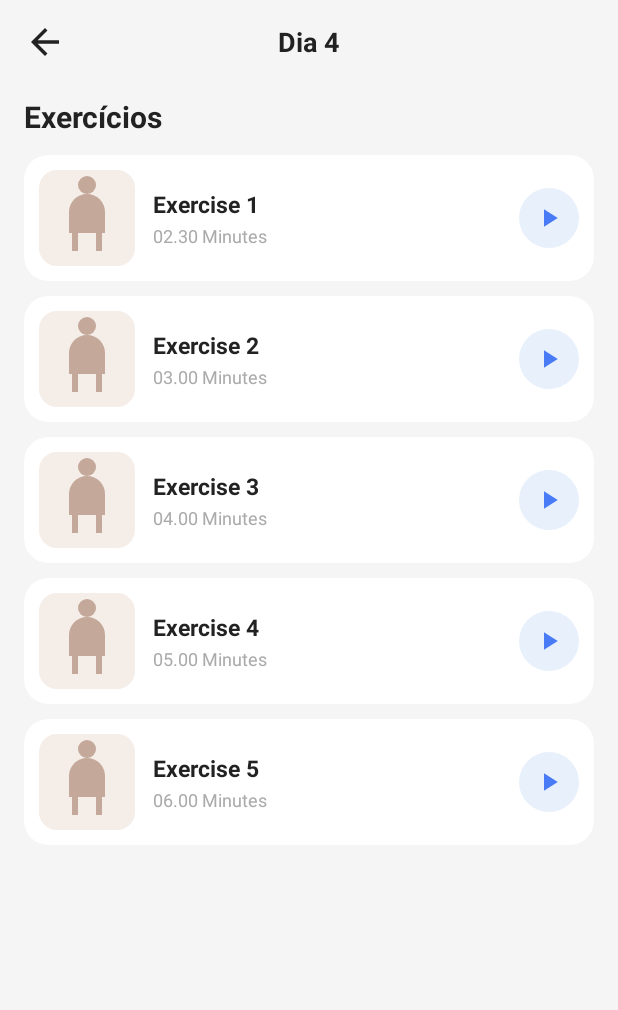
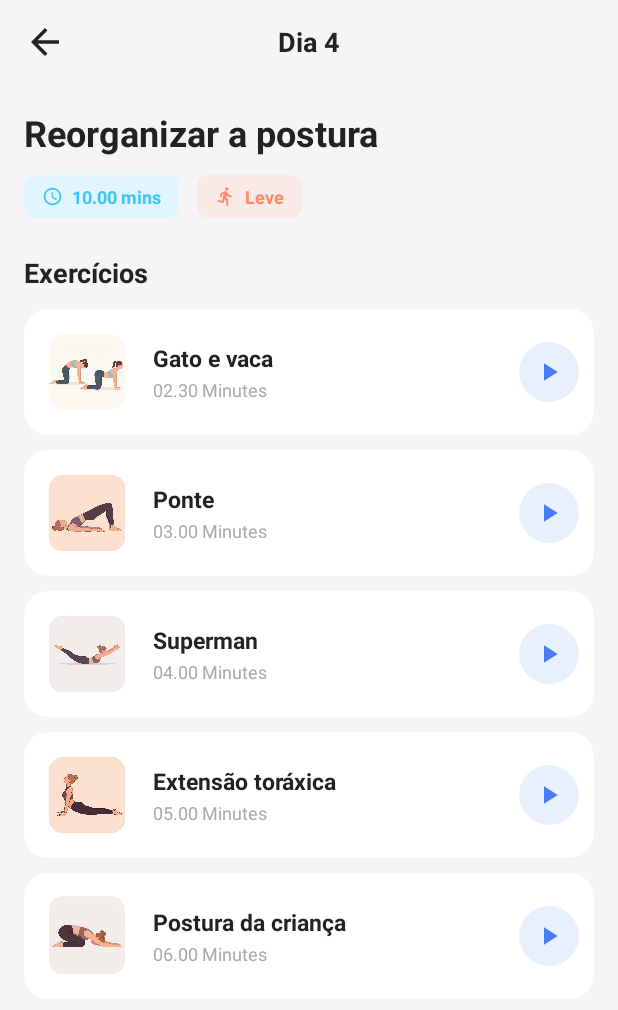
Before and after one commit to 2026-1-NCC3/Projeto5, an Android app: the ExercisesActivity screen opened directly, with no data from a screen before it, on a phone screen of 412 x 824 dp. Shown: the top 1010 px of the screen. Run offline under Robolectric (Android 15) with nearby library versions, the light colour scheme and no system bars; 9 statements that could not run were skipped.

Commit message:
atualização layout da tela de exercícios

```diff
--- /dev/null
+++ b/src/mobile/app/src/main/res/drawable/bg_badge_blue.xml
@@ -0,0 +1,3 @@
+<shape xmlns:android="http://schemas.android.com/apk/res/android">
+    <solid android:color="#E1F5FE"/> <corners android:radius="8dp"/>
+</shape>
--- /dev/null
+++ b/src/mobile/app/src/main/res/drawable/bg_badge_orange.xml
@@ -0,0 +1,3 @@
+<shape xmlns:android="http://schemas.android.com/apk/res/android">
+    <solid android:color="#FBE9E7"/> <corners android:radius="8dp"/>
+</shape>
--- /dev/null
+++ b/src/mobile/app/src/main/res/drawable/ic_run.xml
@@ -0,0 +1,5 @@
+<vector xmlns:android="http://schemas.android.com/apk/res/android" android:autoMirrored="true" android:height="24dp" android:tint="#000000" android:viewportHeight="24" android:viewportWidth="24" android:width="24dp">
+
+    <path android:fillColor="@android:color/white" android:pathData="M13.49,5.48c1.1,0 2,-0.9 2,-2s-0.9,-2 -2,-2 -2,0.9 -2,2 0.9,2 2,2zM9.89,19.38l1,-4.4 2.1,2v6h2v-7.5l-2.1,-2 0.6,-3c1.3,1.5 3.3,2.5 5.5,2.5v-2c-1.9,0 -3.5,-1 -4.3,-2.4l-1,-1.6c-0.4,-0.6 -1,-1 -1.7,-1 -0.3,0 -0.5,0.1 -0.8,0.1l-5.2,2.2v4.7h2v-3.4l1.8,-0.7 -1.6,8.1 -4.9,-1 -0.4,2 7,1.4z"/>
+
+</vector>
--- /dev/null
+++ b/src/mobile/app/src/main/res/drawable/ic_time.xml
@@ -0,0 +1,7 @@
+<vector xmlns:android="http://schemas.android.com/apk/res/android" android:height="24dp" android:tint="#000000" android:viewportHeight="24" android:viewportWidth="24" android:width="24dp">
+
+    <path android:fillColor="@android:color/white" android:pathData="M11.99,2C6.47,2 2,6.48 2,12s4.47,10 9.99,10C17.52,22 22,17.52 22,12S17.52,2 11.99,2zM12,20c-4.42,0 -8,-3.58 -8,-8s3.58,-8 8,-8 8,3.58 8,8 -3.58,8 -8,8z"/>
+
+    <path android:fillColor="@android:color/white" android:pathData="M12.5,7H11v6l5.25,3.15 0.75,-1.23 -4.5,-2.67z"/>
+
+</vector>
--- a/src/mobile/app/src/main/res/layout/activity_exercises.xml
+++ b/src/mobile/app/src/main/res/layout/activity_exercises.xml
@@ -43,16 +43,80 @@
                     android:textColor="#222222" />
 
             </RelativeLayout>
+
+            <TextView
+                android:id="@+id/tvTituloPlano"
+                android:layout_width="match_parent"
+                android:layout_height="wrap_content"
+                android:text="Reorganizar a postura"
+                android:textSize="24sp"
+                android:textStyle="bold"
+                android:textColor="#222222"
+                android:layout_marginTop="16dp" />
+
+            <LinearLayout
+                android:layout_width="match_parent"
+                android:layout_height="wrap_content"
+                android:orientation="horizontal"
+                android:layout_marginTop="12dp"
+                android:layout_marginBottom="24dp"> <LinearLayout
+                android:layout_width="wrap_content"
+                android:layout_height="wrap_content"
+                android:background="@drawable/bg_badge_blue"
+                android:paddingHorizontal="12dp"
+                android:paddingVertical="6dp"
+                android:gravity="center_vertical">
+
+                <ImageView
+                    android:layout_width="14dp"
+                    android:layout_height="14dp"
+                    android:src="@drawable/ic_time"
+                    app:tint="#40C4FF" />
+
+                <TextView
+                    android:layout_width="wrap_content"
+                    android:layout_height="wrap_content"
+                    android:text="10.00 mins"
+                    android:textColor="#40C4FF"
+                    android:textSize="12sp"
+                    android:textStyle="bold"
+                    android:layout_marginStart="6dp"/>
+            </LinearLayout>
+
+                <LinearLayout
+                    android:layout_width="wrap_content"
+                    android:layout_height="wrap_content"
+                    android:background="@drawable/bg_badge_orange"
+                    android:paddingHorizontal="12dp"
+                    android:paddingVertical="6dp"
+                    android:layout_marginStart="12dp"
+                    android:gravity="center_vertical">
+
+                    <ImageView
+                        android:layout_width="14dp"
+                        android:layout_height="14dp"
+                        android:src="@drawable/ic_run"
+                        app:tint="#FF8A65" />
+
+                    <TextView
+                        android:layout_width="wrap_content"
+                        android:layout_height="wrap_content"
+                        android:text="Leve"
+                        android:textColor="#FF8A65"
+                        android:textSize="12sp"
+                        android:textStyle="bold"
+                        android:layout_marginStart="6dp"/>
+                </LinearLayout>
+            </LinearLayout>
+
             <TextView
                 android:layout_width="wrap_content"
                 android:layout_height="wrap_content"
                 android:text="Exercícios"
-                android:textSize="20sp"
+                android:textSize="18sp"
                 android:textStyle="bold"
                 android:textColor="#222222"
-                android:layout_marginTop="8dp"
                 android:layout_marginBottom="12dp" />
-
             <!-- lista com os exercícios -->
 
             <androidx.cardview.widget.CardView
@@ -76,7 +140,7 @@
                         android:layout_centerVertical="true"
                         android:scaleType="centerCrop"
                         android:background="@drawable/bg_exercise_thumb"
-                        android:src="@drawable/ic_exercise_placeholder"
+                        android:src="@drawable/gato_e_vaca"
                         android:contentDescription="Exercise 1" />
 
                     <LinearLayout
@@ -90,7 +154,7 @@
                         <TextView
                             android:layout_width="wrap_content"
                             android:layout_height="wrap_content"
-                            android:text="Exercise 1"
+                            android:text="Gato e vaca"
                             android:textSize="15sp"
                             android:textStyle="bold"
                             android:textColor="#222222" />
@@ -140,7 +204,7 @@
                         android:layout_centerVertical="true"
                         android:scaleType="centerCrop"
                         android:background="@drawable/bg_exercise_thumb"
-                        android:src="@drawable/ic_exercise_placeholder"
+                        android:src="@drawable/ponte"
                         android:contentDescription="Exercise 2" />
 
                     <LinearLayout
@@ -154,7 +218,7 @@
                         <TextView
                             android:layout_width="wrap_content"
                             android:layout_height="wrap_content"
-                            android:text="Exercise 2"
+                            android:text="Ponte"
                             android:textSize="15sp"
                             android:textStyle="bold"
                             android:textColor="#222222" />
@@ -204,7 +268,7 @@
                         android:layout_centerVertical="true"
                         android:scaleType="centerCrop"
                         android:background="@drawable/bg_exercise_thumb"
-                        android:src="@drawable/ic_exercise_placeholder"
+                        android:src="@drawable/superman"
                         android:contentDescription="Exercise 3" />
 
                     <LinearLayout
@@ -218,7 +282,7 @@
                         <TextView
                             android:layout_width="wrap_content"
                             android:layout_height="wrap_content"
-                            android:text="Exercise 3"
+                            android:text="Superman"
                             android:textSize="15sp"
                             android:textStyle="bold"
                             android:textColor="#222222" />
@@ -268,7 +332,7 @@
                         android:layout_centerVertical="true"
                         android:scaleType="centerCrop"
                         android:background="@drawable/bg_exercise_thumb"
-                        android:src="@drawable/ic_exercise_placeholder"
+                        android:src="@drawable/extensao_toraxica"
                         android:contentDescription="Exercise 4" />
 
                     <LinearLayout
@@ -282,7 +346,7 @@
                         <TextView
                             android:layout_width="wrap_content"
                             android:layout_height="wrap_content"
-                            android:text="Exercise 4"
+                            android:text="Extensão toráxica"
                             android:textSize="15sp"
                             android:textStyle="bold"
                             android:textColor="#222222" />
@@ -332,7 +396,7 @@
                         android:layout_centerVertical="true"
                         android:scaleType="centerCrop"
                         android:background="@drawable/bg_exercise_thumb"
-                        android:src="@drawable/ic_exercise_placeholder"
+                        android:src="@drawable/postura_crianca"
                         android:contentDescription="Exercise 5" />
 
                     <LinearLayout
@@ -346,7 +410,7 @@
                         <TextView
                             android:layout_width="wrap_content"
                             android:layout_height="wrap_content"
-                            android:text="Exercise 5"
+                            android:text="Postura da criança"
                             android:textSize="15sp"
                             android:textStyle="bold"
                             android:textColor="#222222" />
```
Also changed, not shown: src/mobile/app/src/main/res/drawable/extensao_toraxica.png (added), src/mobile/app/src/main/res/drawable/gato_e_vaca.png (added), src/mobile/app/src/main/res/drawable/ponte.png (added), src/mobile/app/src/main/res/drawable/postura_crianca.png (added), src/mobile/app/src/main/res/drawable/superman.png (added).
